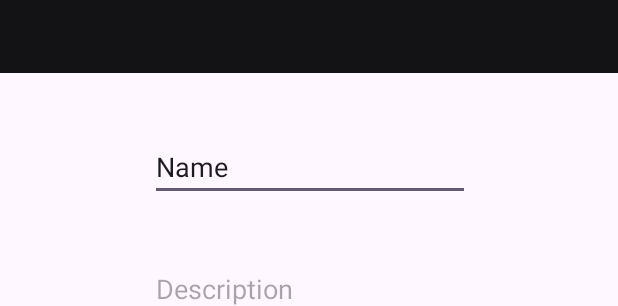
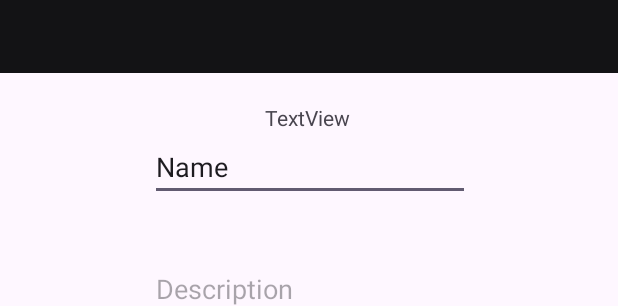
Before and after one commit to jmoralm/aquasmart, an Android app: the layout edit_report.xml on its own in the app's theme, with its tools: preview values and no code run, on a phone screen of 412 x 824 dp. Shown: the part 484-790 px from the top of the screen. Run offline under Robolectric (Android 15) with nearby library versions, the phone set to English and light mode, and no system bars.

Commit message:
EditDialog Casi

```diff
--- a/app/src/main/java/com/example/aquasmart/MainActivity.kt
+++ b/app/src/main/java/com/example/aquasmart/MainActivity.kt
@@ -26,8 +26,9 @@ class MainActivity : AppCompatActivity() {
             v.setPadding(systemBars.left, systemBars.top, systemBars.right, systemBars.bottom)
             insets
         }
+
+        initRecyclerView()
         init()
-        initRecyclerView()
 
     }
 
--- a/app/src/main/java/com/example/aquasmart/models/Reports.kt
+++ b/app/src/main/java/com/example/aquasmart/models/Reports.kt
@@ -9,7 +9,7 @@ import java.time.LocalDate
 data class Reports(
     var name: String,
     var clientName: String,
-    var date: LocalDate,
+    var date: String,
     var description: String,
     var image: String
 
--- a/app/src/main/res/layout/fragment_edit_report.xml
+++ b/app/src/main/res/layout/edit_report.xml
@@ -18,7 +18,7 @@
         app:layout_constraintTop_toTopOf="parent">
 
         <EditText
-            android:id="@+id/editTextText"
+            android:id="@+id/et_report_name"
             android:layout_width="wrap_content"
             android:layout_height="wrap_content"
             android:layout_marginTop="40dp"
@@ -31,7 +31,7 @@
             app:layout_constraintTop_toBottomOf="@+id/imageView" />
 
         <EditText
-            android:id="@+id/editText_name"
+            android:id="@+id/et_client_name"
             android:layout_width="wrap_content"
             android:layout_height="wrap_content"
             android:layout_marginTop="20dp"
@@ -65,9 +65,9 @@
             android:gravity="start|top"
             android:hint="Description"
             android:inputType="textMultiLine"
-            app:layout_constraintEnd_toEndOf="@+id/editTextText"
-            app:layout_constraintStart_toStartOf="@+id/editTextText"
-            app:layout_constraintTop_toBottomOf="@+id/editTextText" />
+            app:layout_constraintEnd_toEndOf="@+id/et_report_name"
+            app:layout_constraintStart_toStartOf="@+id/et_report_name"
+            app:layout_constraintTop_toBottomOf="@+id/et_report_name" />
 
         <ImageView
             android:id="@+id/imageView"
@@ -77,6 +77,19 @@
             android:background="@color/dark_color_black"
             app:layout_constraintTop_toTopOf="parent"
             tools:layout_editor_absoluteX="16dp" />
+
+        <TextView
+            android:id="@+id/tv_imageUrl"
+            android:layout_width="wrap_content"
+            android:layout_height="wrap_content"
+            android:layout_marginTop="20dp"
+            android:text="TextView"
+            app:layout_constraintBottom_toTopOf="@+id/et_report_name"
+            app:layout_constraintEnd_toEndOf="parent"
+            app:layout_constraintHorizontal_bias="0.498"
+            app:layout_constraintStart_toStartOf="parent"
+            app:layout_constraintTop_toBottomOf="@+id/imageView"
+            app:layout_constraintVertical_bias="0.0" />
     </androidx.constraintlayout.widget.ConstraintLayout>
 
 
```
Also changed, not shown: app/src/main/java/com/example/aquasmart/controller/Controller.kt (+23 -5 lines), app/src/main/java/com/example/aquasmart/dialog/DialogEditReport.kt (+96 -14 lines), app/src/main/java/com/example/aquasmart/repository/Repository.kt (+10 -10 lines).
